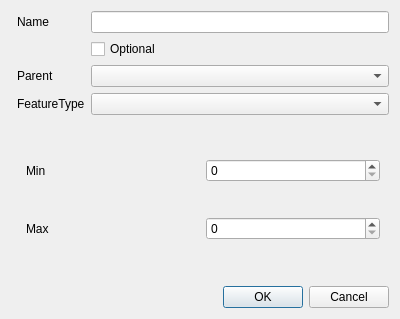
Above: tools/fm-editor/FeatureAddDialog.ui from se-sic/vara-feature before the change. Below: the same form after it.
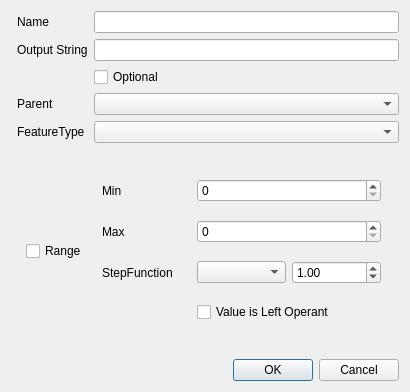
That is the form after the change.

Commit message: Refactor and add full functionality to feature adding.

What changed in the file:
```diff
--- a/tools/fm-editor/FeatureAddDialog.ui
+++ b/tools/fm-editor/FeatureAddDialog.ui
@@ -6,32 +6,21 @@
    <rect>
     <x>0</x>
     <y>0</y>
-    <width>400</width>
-    <height>319</height>
+    <width>410</width>
+    <height>392</height>
    </rect>
   </property>
+  <property name="sizePolicy">
+   <sizepolicy hsizetype="Expanding" vsizetype="Expanding">
+    <horstretch>0</horstretch>
+    <verstretch>0</verstretch>
+   </sizepolicy>
+  </property>
   <property name="windowTitle">
    <string>Dialog</string>
   </property>
   <layout class="QGridLayout" name="gridLayout">
-   <item row="0" column="2">
-    <widget class="QLabel" name="namelable">
-     <property name="text">
-      <string>Name</string>
-     </property>
-    </widget>
-   </item>
-   <item row="1" column="3">
-    <widget class="QCheckBox" name="optinalCheck">
-     <property name="text">
-      <string>Optional</string>
-     </property>
-    </widget>
-   </item>
-   <item row="2" column="3">
-    <widget class="QComboBox" name="Nodes"/>
-   </item>
-   <item row="6" column="1" colspan="3">
+   <item row="10" column="1" colspan="3">
     <widget class="QDialogButtonBox" name="buttonBox">
      <property name="orientation">
       <enum>Qt::Horizontal</enum>
@@ -41,52 +30,153 @@
      </property>
     </widget>
    </item>
-   <item row="2" column="2">
+   <item row="3" column="2">
     <widget class="QLabel" name="parentLable">
      <property name="text">
       <string>Parent</string>
      </property>
     </widget>
    </item>
-   <item row="4" column="2">
-    <widget class="QLabel" name="label">
-     <property name="text">
-      <string>FeatureType</string>
-     </property>
-    </widget>
-   </item>
    <item row="0" column="3">
     <widget class="QLineEdit" name="name"/>
    </item>
-   <item row="4" column="3">
+   <item row="2" column="3">
+    <widget class="QCheckBox" name="optinalCheck">
+     <property name="text">
+      <string>Optional</string>
+     </property>
+    </widget>
+   </item>
+   <item row="5" column="2">
+    <widget class="QLabel" name="label">
+     <property name="text">
+      <string>FeatureType</string>
+     </property>
+    </widget>
+   </item>
+   <item row="5" column="3">
     <widget class="QComboBox" name="FeatureKind"/>
    </item>
-   <item row="5" column="2" colspan="2">
+   <item row="1" column="2">
+    <widget class="QLabel" name="label_4">
+     <property name="text">
+      <string>Output String</string>
+     </property>
+    </widget>
+   </item>
+   <item row="3" column="3">
+    <widget class="QComboBox" name="Nodes"/>
+   </item>
+   <item row="1" column="3">
+    <widget class="QLineEdit" name="outpuString"/>
+   </item>
+   <item row="0" column="2">
+    <widget class="QLabel" name="namelable">
+     <property name="text">
+      <string>Name</string>
+     </property>
+    </widget>
+   </item>
+   <item row="7" column="2" rowspan="2" colspan="2">
     <widget class="QWidget" name="NumericFeature" native="true">
-     <property name="enabled">
-      <bool>true</bool>
-     </property>
-     <layout class="QGridLayout" name="gridLayout_2">
-      <item row="0" column="0">
-       <widget class="QLabel" name="label_2">
+     <layout class="QHBoxLayout" name="horizontalLayout">
+      <item>
+       <widget class="QCheckBox" name="range">
         <property name="text">
-         <string>Min</string>
+         <string>Range</string>
         </property>
        </widget>
       </item>
-      <item row="1" column="1">
-       <widget class="QSpinBox" name="spinBox_2"/>
-      </item>
-      <item row="1" column="0">
-       <widget class="QLabel" name="label_3">
-        <property name="text">
-         <string>Max</string>
+      <item>
+       <widget class="QStackedWidget" name="NumericValues">
+        <property name="enabled">
+         <bool>true</bool>
         </property>
+        <property name="currentIndex">
+         <number>1</number>
+        </property>
+        <widget class="QWidget" name="Values">
+         <layout class="QGridLayout" name="gridLayout_3">
+          <item row="0" column="2">
+           <widget class="QLabel" name="label_5">
+            <property name="text">
+             <string>Values</string>
+            </property>
+           </widget>
+          </item>
+          <item row="0" column="3">
+           <widget class="QLineEdit" name="values">
+            <property name="placeholderText">
+             <string>1,2,10</string>
+            </property>
+           </widget>
+          </item>
+         </layout>
+        </widget>
+        <widget class="QWidget" name="Range" native="true">
+         <layout class="QGridLayout" name="gridLayout_2">
+          <item row="1" column="2" colspan="2">
+           <widget class="QSpinBox" name="max">
+            <property name="maximum">
+             <number>100000000</number>
+            </property>
+            <property name="value">
+             <number>0</number>
+            </property>
+           </widget>
+          </item>
+          <item row="0" column="0">
+           <widget class="QLabel" name="label_2">
+            <property name="text">
+             <string>Min</string>
+            </property>
+           </widget>
+          </item>
+          <item row="2" column="3">
+           <widget class="QDoubleSpinBox" name="stepOperant">
+            <property name="maximum">
+             <double>10000000.000000000000000</double>
+            </property>
+            <property name="value">
+             <double>1.000000000000000</double>
+            </property>
+           </widget>
+          </item>
+          <item row="0" column="2" colspan="2">
+           <widget class="QSpinBox" name="min">
+            <property name="maximum">
+             <number>1000000000</number>
+            </property>
+           </widget>
+          </item>
+          <item row="2" column="0">
+           <widget class="QLabel" name="label_6">
+            <property name="text">
+             <string>StepFunction</string>
+            </property>
+           </widget>
+          </item>
+          <item row="2" column="2">
+           <widget class="QComboBox" name="stepOperator"/>
+          </item>
+          <item row="1" column="0">
+           <widget class="QLabel" name="label_3">
+            <property name="text">
+             <string>Max</string>
+            </property>
+           </widget>
+          </item>
+          <item row="3" column="2" colspan="2">
+           <widget class="QCheckBox" name="lhs">
+            <property name="text">
+             <string>Value is Left Operant</string>
+            </property>
+           </widget>
+          </item>
+         </layout>
+        </widget>
        </widget>
       </item>
-      <item row="0" column="1">
-       <widget class="QSpinBox" name="spinBox"/>
-      </item>
      </layout>
     </widget>
    </item>
```
Left out of the diff: 16 changed lines with no effect on the pictures. The commit also changes 12 other files.
